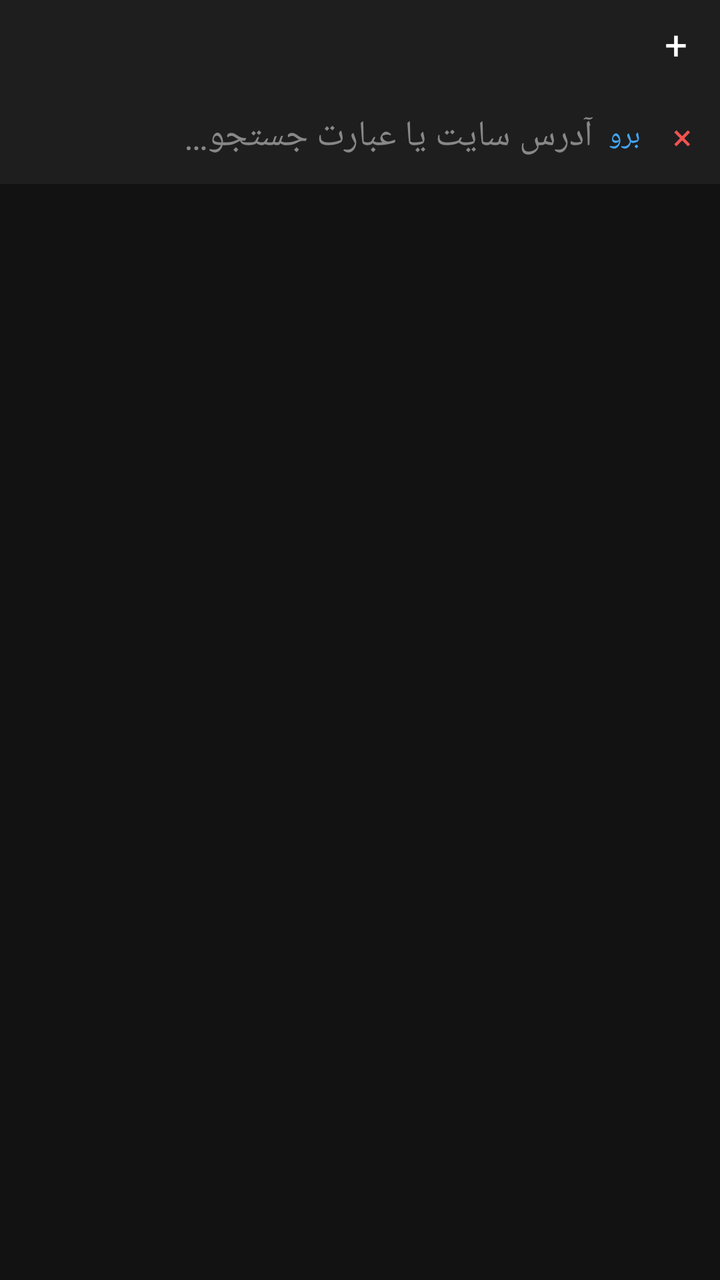
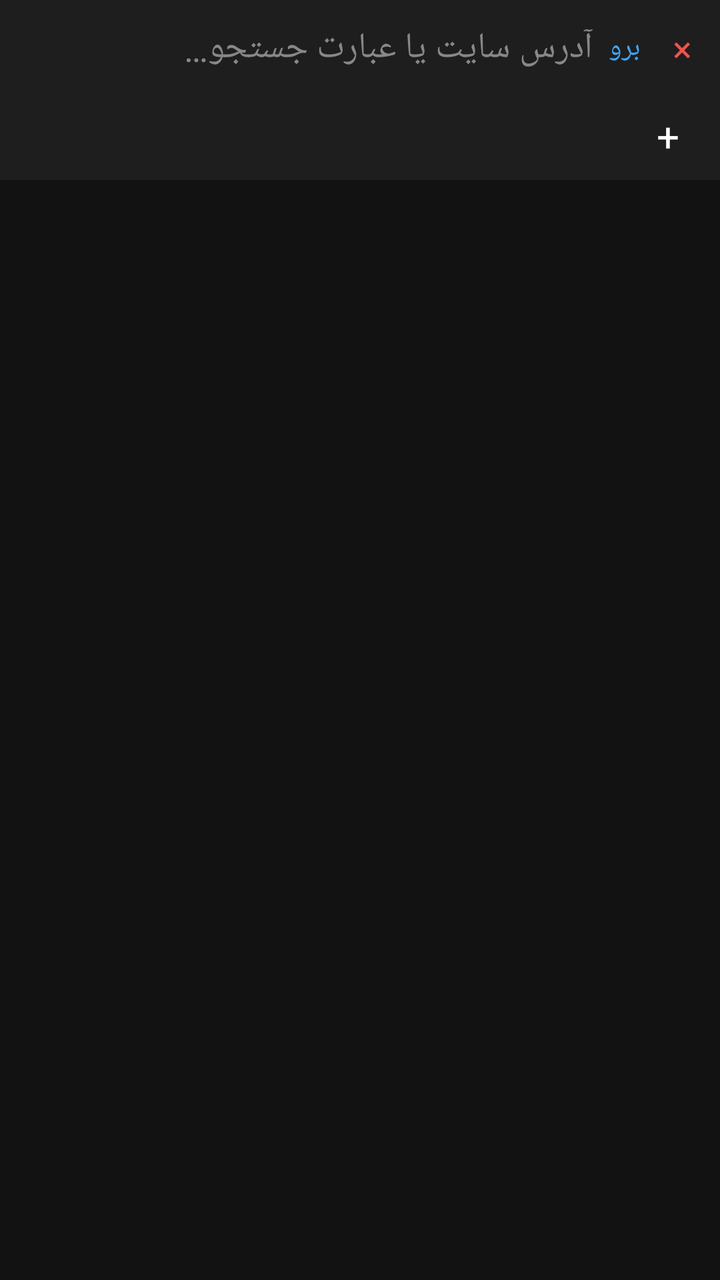

Two renders of the same Android screen: before a commit and after it. Below are the layout's source before the change and the commit's diff.
<!-- AndroidManifest.xml: fallback theme Theme.MaterialComponents.DayNight.NoActionBar -->
<!-- res/layout/activity_main.xml -->
<?xml version="1.0" encoding="utf-8"?>
<LinearLayout xmlns:android="http://schemas.android.com/apk/res/android"
    android:layout_width="match_parent"
    android:layout_height="match_parent"
    android:orientation="vertical"
    android:background="#121212">

    
    <LinearLayout
        android:layout_width="match_parent"
        android:layout_height="44dp"
        android:orientation="horizontal"
        android:background="#1E1E1E"
        android:gravity="center_vertical">

        <HorizontalScrollView
            android:layout_width="0dp"
            android:layout_height="match_parent"
            android:layout_weight="1"
            android:scrollbars="none">

            <LinearLayout
                android:id="@+id/tabsContainer"
                android:layout_width="wrap_content"
                android:layout_height="match_parent"
                android:orientation="horizontal"
                android:paddingStart="4dp"
                android:gravity="center_vertical" />
        </HorizontalScrollView>

        <TextView
            android:id="@+id/newTabButton"
            android:layout_width="44dp"
            android:layout_height="match_parent"
            android:gravity="center"
            android:text="@string/new_tab"
            android:textColor="#FFFFFF"
            android:textSize="20sp"
            android:clickable="true"
            android:focusable="true"
            android:background="?attr/selectableItemBackground" />
    </LinearLayout>

    
    <LinearLayout
        android:layout_width="match_parent"
        android:layout_height="48dp"
        android:orientation="horizontal"
        android:background="#1E1E1E"
        android:paddingStart="6dp"
        android:paddingEnd="6dp"
        android:gravity="center_vertical">

        <EditText
            android:id="@+id/urlInput"
            android:layout_width="0dp"
            android:layout_height="wrap_content"
            android:layout_weight="1"
            android:hint="@string/url_hint"
            android:textColorHint="#888888"
            android:textColor="#FFFFFF"
            android:singleLine="true"
            android:imeOptions="actionGo"
            android:inputType="textUri"
            android:background="@android:color/transparent" />

        <TextView
            android:id="@+id/goButton"
            android:layout_width="wrap_content"
            android:layout_height="wrap_content"
            android:text="@string/go"
            android:textColor="#42A5F5"
            android:padding="8dp"
            android:clickable="true"
            android:focusable="true" />

        <TextView
            android:id="@+id/closeTabButton"
            android:layout_width="wrap_content"
            android:layout_height="wrap_content"
            android:text="@string/close_tab"
            android:textColor="#EF5350"
            android:textSize="18sp"
            android:padding="8dp"
            android:clickable="true"
            android:focusable="true" />
    </LinearLayout>

    <ProgressBar
        android:id="@+id/progressBar"
        style="?android:attr/progressBarStyleHorizontal"
        android:layout_width="match_parent"
        android:layout_height="3dp"
        android:max="100"
        android:visibility="gone" />

    
    <FrameLayout
        android:id="@+id/webViewContainer"
        android:layout_width="match_parent"
        android:layout_height="0dp"
        android:layout_weight="1" />

</LinearLayout>
<!-- resources referenced by this layout -->
<resources>
  <string name="close_tab">×</string>
  <string name="go">برو</string>
  <string name="new_tab">+</string>
  <string name="url_hint">آدرس سایت یا عبارت جستجو…</string>
</resources>

<!-- the commit's change to res/layout/activity_main.xml (unified diff, before → after) -->
@@ -4,42 +4,6 @@
     android:layout_height="match_parent"
     android:orientation="vertical"
     android:background="#121212">
-
-    
-    <LinearLayout
-        android:layout_width="match_parent"
-        android:layout_height="44dp"
-        android:orientation="horizontal"
-        android:background="#1E1E1E"
-        android:gravity="center_vertical">
-
-        <HorizontalScrollView
-            android:layout_width="0dp"
-            android:layout_height="match_parent"
-            android:layout_weight="1"
-            android:scrollbars="none">
-
-            <LinearLayout
-                android:id="@+id/tabsContainer"
-                android:layout_width="wrap_content"
-                android:layout_height="match_parent"
-                android:orientation="horizontal"
-                android:paddingStart="4dp"
-                android:gravity="center_vertical" />
-        </HorizontalScrollView>
-
-        <TextView
-            android:id="@+id/newTabButton"
-            android:layout_width="44dp"
-            android:layout_height="match_parent"
-            android:gravity="center"
-            android:text="@string/new_tab"
-            android:textColor="#FFFFFF"
-            android:textSize="20sp"
-            android:clickable="true"
-            android:focusable="true"
-            android:background="?attr/selectableItemBackground" />
-    </LinearLayout>
 
     
     <LinearLayout
@@ -86,6 +50,45 @@
             android:focusable="true" />
     </LinearLayout>
 
+    
+    <LinearLayout
+        android:layout_width="match_parent"
+        android:layout_height="42dp"
+        android:orientation="horizontal"
+        android:background="#1E1E1E"
+        android:paddingTop="6dp"
+        android:gravity="bottom">
+
+        <HorizontalScrollView
+            android:layout_width="0dp"
+            android:layout_height="match_parent"
+            android:layout_weight="1"
+            android:scrollbars="none">
+
+            <LinearLayout
+                android:id="@+id/tabsContainer"
+                android:layout_width="wrap_content"
+                android:layout_height="match_parent"
+                android:orientation="horizontal"
+                android:paddingStart="6dp"
+                android:gravity="bottom" />
+        </HorizontalScrollView>
+
+        <TextView
+            android:id="@+id/newTabButton"
+            android:layout_width="40dp"
+            android:layout_height="36dp"
+            android:layout_marginEnd="6dp"
+            android:layout_marginBottom="2dp"
+            android:gravity="center"
+            android:text="@string/new_tab"
+            android:textColor="#FFFFFF"
+            android:textSize="20sp"
+            android:clickable="true"
+            android:focusable="true"
+            android:background="?attr/selectableItemBackground" />
+    </LinearLayout>
+
     <ProgressBar
         android:id="@+id/progressBar"
         style="?android:attr/progressBarStyleHorizontal"
